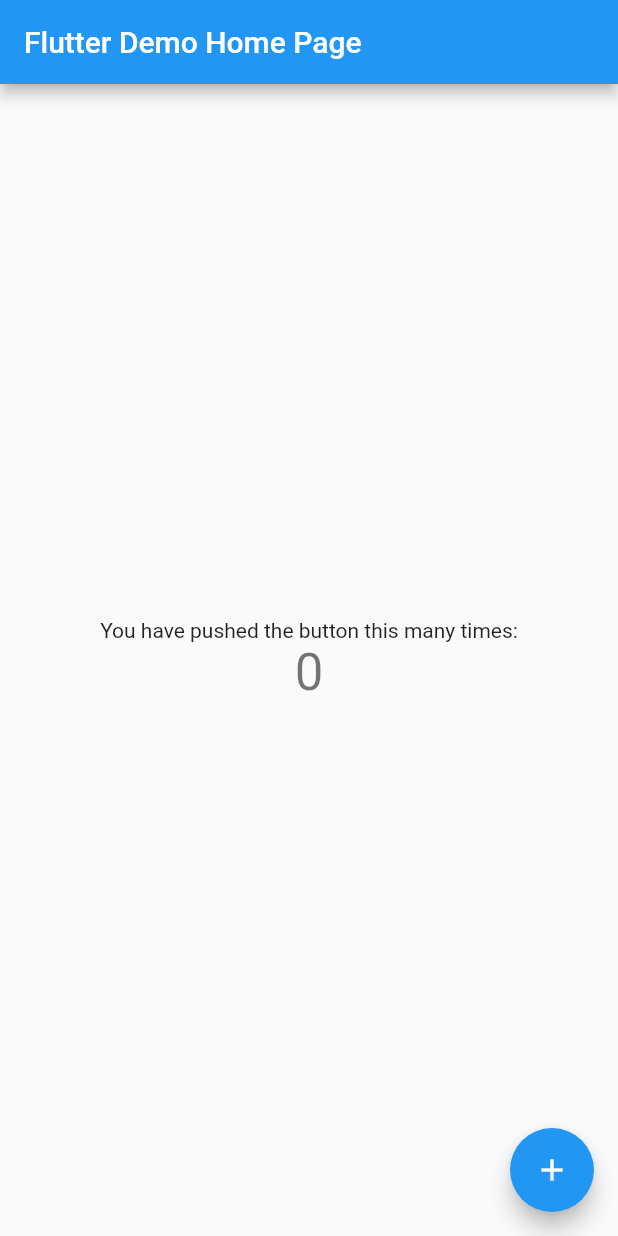
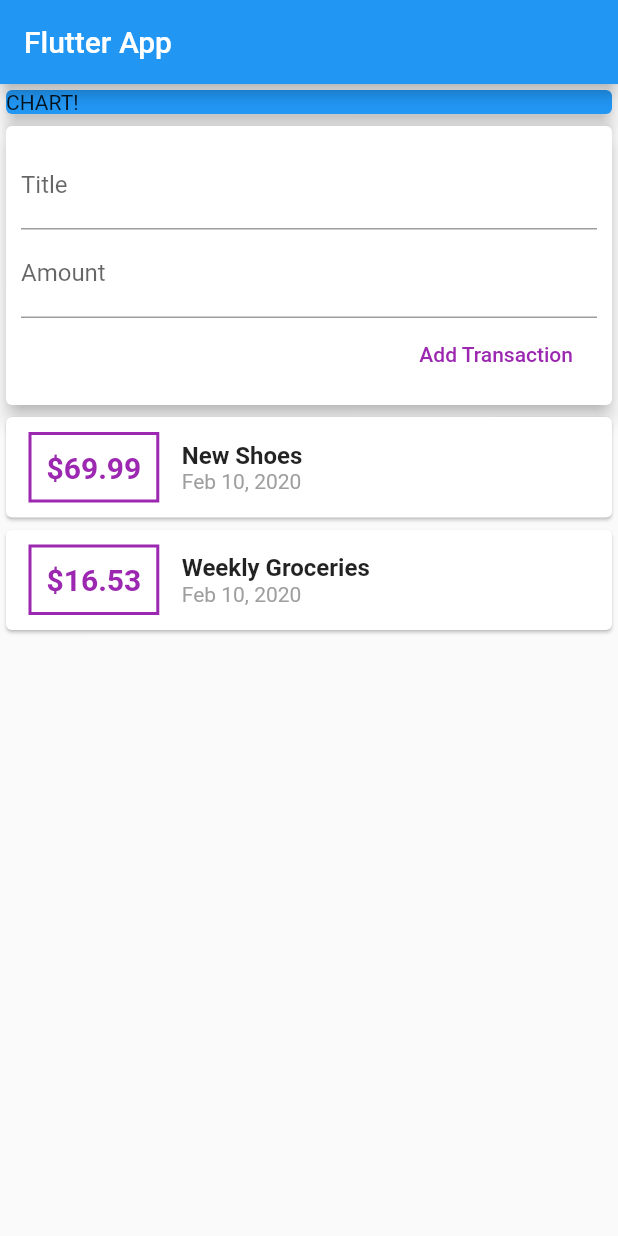
Before and after one commit to fritter/personal_expenses, a Flutter app: the screen it shows after launch, on a phone screen of 412 x 824 dp. Run offline on Flutter 3.47's test engine with Material 2 defaults, Android fonts, the phone set to English and light mode, and no system bars.

Commit message:
Adding transactions dinamically to a list

```diff
--- a/lib/main.dart
+++ b/lib/main.dart
@@ -1,111 +1,46 @@
 import 'package:flutter/material.dart';
+
+import './widgets/user_transactions.dart';
 
 void main() => runApp(MyApp());
 
 class MyApp extends StatelessWidget {
-  // This widget is the root of your application.
   @override
   Widget build(BuildContext context) {
     return MaterialApp(
-      title: 'Flutter Demo',
-      theme: ThemeData(
-        // This is the theme of your application.
-        //
-        // Try running your application with "flutter run". You'll see the
-        // application has a blue toolbar. Then, without quitting the app, try
-        // changing the primarySwatch below to Colors.green and then invoke
-        // "hot reload" (press "r" in the console where you ran "flutter run",
-        // or simply save your changes to "hot reload" in a Flutter IDE).
-        // Notice that the counter didn't reset back to zero; the application
-        // is not restarted.
-        primarySwatch: Colors.blue,
-      ),
-      home: MyHomePage(title: 'Flutter Demo Home Page'),
+      debugShowCheckedModeBanner: false,
+      title: 'Flutter App',
+      home: MyHomePage(),
     );
   }
 }
 
-class MyHomePage extends StatefulWidget {
-  MyHomePage({Key key, this.title}) : super(key: key);
-
-  // This widget is the home page of your application. It is stateful, meaning
-  // that it has a State object (defined below) that contains fields that affect
-  // how it looks.
-
-  // This class is the configuration for the state. It holds the values (in this
-  // case the title) provided by the parent (in this case the App widget) and
-  // used by the build method of the State. Fields in a Widget subclass are
-  // always marked "final".
-
-  final String title;
-
-  @override
-  _MyHomePageState createState() => _MyHomePageState();
-}
-
-class _MyHomePageState extends State<MyHomePage> {
-  int _counter = 0;
-
-  void _incrementCounter() {
-    setState(() {
-      // This call to setState tells the Flutter framework that something has
-      // changed in this State, which causes it to rerun the build method below
-      // so that the display can reflect the updated values. If we changed
-      // _counter without calling setState(), then the build method would not be
-      // called again, and so nothing would appear to happen.
-      _counter++;
-    });
-  }
+class MyHomePage extends StatelessWidget {
+  // String titleInput;
+  // String amountInput;
+  final titleController = TextEditingController();
+  final amountController = TextEditingController();
 
   @override
   Widget build(BuildContext context) {
-    // This method is rerun every time setState is called, for instance as done
-    // by the _incrementCounter method above.
-    //
-    // The Flutter framework has been optimized to make rerunning build methods
-    // fast, so that you can just rebuild anything that needs updating rather
-    // than having to individually change instances of widgets.
     return Scaffold(
       appBar: AppBar(
-        // Here we take the value from the MyHomePage object that was created by
-        // the App.build method, and use it to set our appbar title.
-        title: Text(widget.title),
+        title: Text('Flutter App'),
       ),
-      body: Center(
-        // Center is a layout widget. It takes a single child and positions it
-        // in the middle of the parent.
-        child: Column(
-          // Column is also a layout widget. It takes a list of children and
-          // arranges them vertically. By default, it sizes itself to fit its
-          // children horizontally, and tries to be as tall as its parent.
-          //
-          // Invoke "debug painting" (press "p" in the console, choose the
-          // "Toggle Debug Paint" action from the Flutter Inspector in Android
-          // Studio, or the "Toggle Debug Paint" command in Visual Studio Code)
-          // to see the wireframe for each widget.
-          //
-          // Column has various properties to control how it sizes itself and
-          // how it positions its children. Here we use mainAxisAlignment to
-          // center the children vertically; the main axis here is the vertical
-          // axis because Columns are vertical (the cross axis would be
-          // horizontal).
-          mainAxisAlignment: MainAxisAlignment.center,
-          children: <Widget>[
-            Text(
-              'You have pushed the button this many times:',
+      body: Column(
+        crossAxisAlignment: CrossAxisAlignment.stretch,
+        children: <Widget>[
+          Container(
+            width: double.infinity,
+            child: Card(
+              color: Colors.blue,
+              child: Text('CHART!'),
+              elevation: 5,
             ),
-            Text(
-              '$_counter',
-              style: Theme.of(context).textTheme.display1,
-            ),
-          ],
-        ),
+          ),
+          UserTransactions(),
+        ],
       ),
-      floatingActionButton: FloatingActionButton(
-        onPressed: _incrementCounter,
-        tooltip: 'Increment',
-        child: Icon(Icons.add),
-      ), // This trailing comma makes auto-formatting nicer for build methods.
     );
   }
 }
--- /dev/null
+++ b/lib/models/transaction.dart
@@ -0,0 +1,15 @@
+import 'package:flutter/foundation.dart';
+
+class Transaction {
+  final String id;
+  final String title;
+  final double amount;
+  final DateTime date;
+
+  Transaction({
+    @required this.id,
+    @required this.title,
+    @required this.amount,
+    @required this.date,
+  });
+}
--- /dev/null
+++ b/lib/widgets/new_transaction.dart
@@ -0,0 +1,48 @@
+import 'package:flutter/material.dart';
+
+class NewTransaction extends StatelessWidget {
+  final Function addTx;
+  final titleController = TextEditingController();
+  final amountController = TextEditingController();
+
+  NewTransaction(this.addTx);
+
+  @override
+  Widget build(BuildContext context) {
+    return Card(
+      elevation: 5,
+      child: Container(
+        padding: EdgeInsets.all(10),
+        child: Column(
+          crossAxisAlignment: CrossAxisAlignment.end,
+          children: <Widget>[
+            TextField(
+              decoration: InputDecoration(labelText: 'Title'),
+              controller: titleController,
+              // onChanged: (val) {
+              //   titleInput = val;
+              // },
+            ),
+            TextField(
+              decoration: InputDecoration(labelText: 'Amount'),
+              controller: amountController,
+              onChanged: (val) {
+                // amountInput = val;
+              },
+            ),
+            FlatButton(
+              onPressed: () {
+                addTx(
+                  titleController.text,
+                  double.parse(amountController.text),
+                );
+              },
+              child: Text('Add Transaction'),
+              textColor: Colors.purple,
+            ),
+          ],
+        ),
+      ),
+    );
+  }
+}
--- /dev/null
+++ b/lib/widgets/transaction_list.dart
@@ -0,0 +1,60 @@
+import 'package:flutter/material.dart';
+import 'package:intl/intl.dart';
+
+import '../models/transaction.dart';
+
+class TransactionList extends StatelessWidget {
+  final List<Transaction> transactions;
+
+  TransactionList(this.transactions);
+
+  @override
+  Widget build(BuildContext context) {
+    return Column(
+      children: transactions.map((tx) {
+        return Card(
+          child: Row(
+            children: <Widget>[
+              Container(
+                margin: EdgeInsets.symmetric(vertical: 10, horizontal: 15),
+                decoration: BoxDecoration(
+                  border: Border.all(
+                    color: Colors.purple,
+                    width: 2,
+                  ),
+                ),
+                padding: EdgeInsets.all(10),
+                child: Text(
+                  '\$${tx.amount}',
+                  style: TextStyle(
+                    fontWeight: FontWeight.bold,
+                    fontSize: 20,
+                    color: Colors.purple,
+                  ),
+                ),
+              ),
+              Column(
+                crossAxisAlignment: CrossAxisAlignment.start,
+                children: <Widget>[
+                  Text(
+                    tx.title,
+                    style: TextStyle(
+                      fontWeight: FontWeight.bold,
+                      fontSize: 16,
+                    ),
+                  ),
+                  Text(
+                    DateFormat.yMMMd().format(tx.date),
+                    style: TextStyle(
+                      color: Colors.grey,
+                    ),
+                  ),
+                ],
+              ),
+            ],
+          ),
+        );
+      }).toList(),
+    );
+  }
+}
--- /dev/null
+++ b/lib/widgets/user_transactions.dart
@@ -0,0 +1,50 @@
+import 'package:flutter/material.dart';
+
+import './new_transaction.dart';
+import './transaction_list.dart';
+import '../models/transaction.dart';
+
+class UserTransactions extends StatefulWidget {
+  @override
+  _UserTransactionsState createState() => _UserTransactionsState();
+}
+
+class _UserTransactionsState extends State<UserTransactions> {
+  final List<Transaction> _userTransactions = [
+    Transaction(
+      id: 'T1',
+      title: 'New Shoes',
+      amount: 69.99,
+      date: DateTime.now(),
+    ),
+    Transaction(
+      id: 'T2',
+      title: 'Weekly Groceries',
+      amount: 16.53,
+      date: DateTime.now(),
+    ),
+  ];
+
+  void _addNewTransaction(String txTitle, double txAmount) {
+    final NewTx = Transaction(
+      id: DateTime.now().toString(),
+      title: txTitle,
+      amount: txAmount,
+      date: DateTime.now(),
+    );
+
+    setState(() {
+      _userTransactions.add(NewTx);
+    });
+  }
+
+  @override
+  Widget build(BuildContext context) {
+    return Column(
+      children: <Widget>[
+        NewTransaction(_addNewTransaction),
+        TransactionList(_userTransactions),
+      ],
+    );
+  }
+}
--- a/pubspec.yaml
+++ b/pubspec.yaml
@@ -19,6 +19,7 @@ environment:
 dependencies:
   flutter:
     sdk: flutter
+  intl: ^0.16.1
 
   # The following adds the Cupertino Icons font to your application.
   # Use with the CupertinoIcons class for iOS style icons.
```
Also changed, not shown: pubspec.lock.
